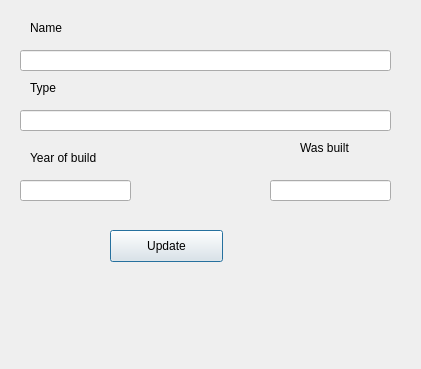
Qt form Gui-Vln-2016/editcomputer.ui (ivark16/Vln-2016) before a commit.
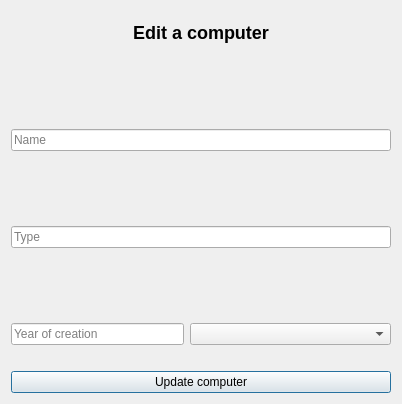
The same form after that commit.

The edit to the form file:
```diff
--- a/Gui-Vln-2016/editcomputer.ui
+++ b/Gui-Vln-2016/editcomputer.ui
@@ -6,118 +6,157 @@
    <rect>
     <x>0</x>
     <y>0</y>
-    <width>421</width>
-    <height>369</height>
+    <width>402</width>
+    <height>404</height>
    </rect>
   </property>
   <property name="windowTitle">
    <string>Dialog</string>
   </property>
-  <widget class="QPushButton" name="pushButtonUpdateComputer">
-   <property name="geometry">
-    <rect>
-     <x>110</x>
-     <y>230</y>
-     <width>113</width>
-     <height>32</height>
-    </rect>
-   </property>
-   <property name="text">
-    <string>Update</string>
-   </property>
-  </widget>
-  <widget class="QLineEdit" name="lineEditName">
-   <property name="geometry">
-    <rect>
-     <x>20</x>
-     <y>50</y>
-     <width>371</width>
-     <height>21</height>
-    </rect>
-   </property>
-  </widget>
-  <widget class="QLineEdit" name="lineEditType">
-   <property name="geometry">
-    <rect>
-     <x>20</x>
-     <y>110</y>
-     <width>371</width>
-     <height>21</height>
-    </rect>
-   </property>
-  </widget>
-  <widget class="QLineEdit" name="lineEditYOB">
-   <property name="geometry">
-    <rect>
-     <x>20</x>
-     <y>180</y>
-     <width>111</width>
-     <height>21</height>
-    </rect>
-   </property>
-  </widget>
-  <widget class="QLineEdit" name="lineEditWB">
-   <property name="geometry">
-    <rect>
-     <x>270</x>
-     <y>180</y>
-     <width>121</width>
-     <height>21</height>
-    </rect>
-   </property>
-  </widget>
-  <widget class="QLabel" name="labelName">
-   <property name="geometry">
-    <rect>
-     <x>30</x>
-     <y>20</y>
-     <width>361</width>
-     <height>16</height>
-    </rect>
-   </property>
-   <property name="text">
-    <string>Name</string>
-   </property>
-  </widget>
-  <widget class="QLabel" name="labelType">
-   <property name="geometry">
-    <rect>
-     <x>30</x>
-     <y>80</y>
-     <width>351</width>
-     <height>16</height>
-    </rect>
-   </property>
-   <property name="text">
-    <string>Type</string>
-   </property>
-  </widget>
-  <widget class="QLabel" name="labelYOB">
-   <property name="geometry">
-    <rect>
-     <x>30</x>
-     <y>150</y>
-     <width>91</width>
-     <height>16</height>
-    </rect>
-   </property>
-   <property name="text">
-    <string>Year of build</string>
-   </property>
-  </widget>
-  <widget class="QLabel" name="labelWB">
-   <property name="geometry">
-    <rect>
-     <x>300</x>
-     <y>140</y>
-     <width>60</width>
-     <height>16</height>
-    </rect>
-   </property>
-   <property name="text">
-    <string>Was built</string>
-   </property>
-  </widget>
+  <layout class="QVBoxLayout" name="verticalLayout">
+   <item>
+    <widget class="QLabel" name="label">
+     <property name="text">
+      <string>&lt;html&gt;&lt;head/&gt;&lt;body&gt;&lt;p align=&quot;center&quot;&gt;&lt;span style=&quot; font-size:x-large; font-weight:600;&quot;&gt;Edit a computer&lt;/span&gt;&lt;/p&gt;&lt;/body&gt;&lt;/html&gt;</string>
+     </property>
+    </widget>
+   </item>
+   <item>
+    <spacer name="horizontalSpacer">
+     <property name="orientation">
+      <enum>Qt::Horizontal</enum>
+     </property>
+     <property name="sizeHint" stdset="0">
+      <size>
+       <width>40</width>
+       <height>20</height>
+      </size>
+     </property>
+    </spacer>
+   </item>
+   <item>
+    <widget class="QLabel" name="nameLabel">
+     <property name="text">
+      <string/>
+     </property>
+    </widget>
+   </item>
+   <item>
+    <widget class="QLineEdit" name="lineEditName">
+     <property name="cursorPosition">
+      <number>0</number>
+     </property>
+     <property name="placeholderText">
+      <string>Name</string>
+     </property>
+    </widget>
+   </item>
+   <item>
+    <spacer name="horizontalSpacer_2">
+     <property name="orientation">
+      <enum>Qt::Horizontal</enum>
+     </property>
+     <property name="sizeHint" stdset="0">
+      <size>
+       <width>40</width>
+       <height>20</height>
+      </size>
+     </property>
+    </spacer>
+   </item>
+   <item>
+    <widget class="QLabel" name="typeLabel">
+     <property name="text">
+      <string/>
+     </property>
+    </widget>
+   </item>
+   <item>
+    <widget class="QLineEdit" name="lineEditType">
+     <property name="placeholderText">
+      <string>Type</string>
+     </property>
+    </widget>
+   </item>
+   <item>
+    <spacer name="horizontalSpacer_3">
+     <property name="orientation">
+      <enum>Qt::Horizontal</enum>
+     </property>
+     <property name="sizeHint" stdset="0">
+      <size>
+       <width>40</width>
+       <height>20</height>
+      </size>
+     </property>
+    </spacer>
+   </item>
+   <item>
+    <layout class="QHBoxLayout" name="horizontalLayout_2">
+     <item>
+      <widget class="QLabel" name="YearOfCreationLabel">
+       <property name="text">
+        <string/>
+       </property>
+      </widget>
+     </item>
+     <item>
+      <widget class="QLabel" name="BuiltStatusLabel">
+       <property name="minimumSize">
+        <size>
+         <width>201</width>
+         <height>0</height>
+        </size>
+       </property>
+       <property name="text">
+        <string/>
+       </property>
+      </widget>
+     </item>
+    </layout>
+   </item>
+   <item>
+    <layout class="QHBoxLayout" name="horizontalLayout">
+     <item>
+      <widget class="QLineEdit" name="YearOfCreation">
+       <property name="placeholderText">
+        <string>Year of creation</string>
+       </property>
+      </widget>
+     </item>
+     <item>
+      <widget class="QComboBox" name="BuiltStatus">
+       <property name="minimumSize">
+        <size>
+         <width>201</width>
+         <height>0</height>
+        </size>
+       </property>
+      </widget>
+     </item>
+    </layout>
+   </item>
+   <item>
+    <spacer name="horizontalSpacer_4">
+     <property name="orientation">
+      <enum>Qt::Horizontal</enum>
+     </property>
+     <property name="sizeHint" stdset="0">
+      <size>
+       <width>40</width>
+       <height>20</height>
+      </size>
+     </property>
+    </spacer>
+   </item>
+   <item>
+    <widget class="QPushButton" name="pushButtonUpdateComputer">
+     <property name="text">
+      <string>Update computer</string>
+     </property>
+    </widget>
+   </item>
+  </layout>
  </widget>
  <resources/>
  <connections/>
```
